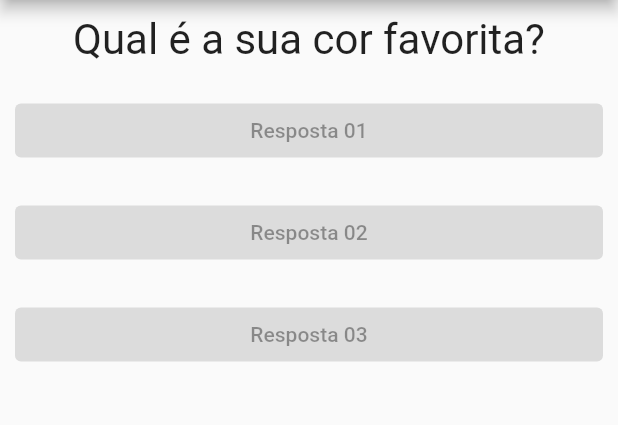
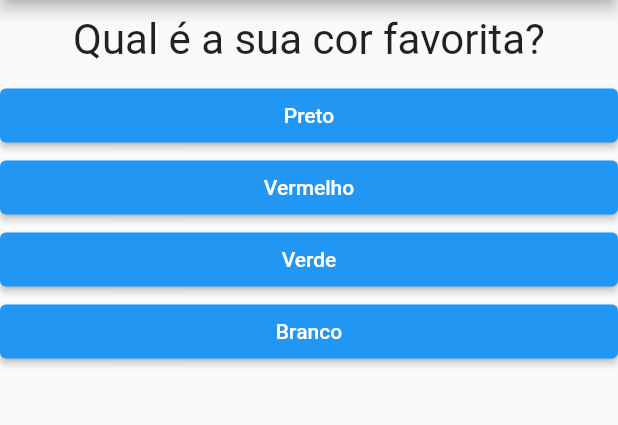
Before and after one commit to aliciamarianne1507/projeto_perguntas, a Flutter app: the screen it shows after launch, on a phone screen of 412 x 824 dp, the part 84-509 px from its top. Run offline on Flutter 3.47's test engine with Material 2 defaults, Android fonts, the phone set to English and light mode, and no system bars; Roboto replaces fonts that are missing (Arial).

Commit message:
Forma imperativa

```diff
--- a/lib/main.dart
+++ b/lib/main.dart
@@ -13,26 +13,38 @@ class _PerguntaAppState extends State<PerguntaApp> {
     setState(() {
       _perguntaSelecionada++;
     });
-    print(_perguntaSelecionada);
   }
 
   @override
   Widget build(BuildContext context) {
-    final List<String> perguntas = [
-      'Qual é a sua cor favorita?',
-      'Qual é o seu animal favorito?'
+    final List<Map> perguntas = [
+      {
+        'texto': 'Qual é a sua cor favorita?',
+        'respostas': ['Preto', 'Vermelho', 'Verde', 'Branco']
+      },
+      {
+        'texto': 'Qual é o seu animal favorito?',
+        'respostas': ['Coelho', 'Cobra', 'Elefante', 'Leão']
+      },
+      {
+        'texto': 'Qual é o seu instrutor favorito?',
+        'respostas': ['Maria', 'Joao', 'Leo', 'Pedro']
+      }
     ];
+
+    List<Widget> respostas = [];
+    for (var textoResp in perguntas[_perguntaSelecionada]['respostas']) {
+      respostas.add(Resposta(textoResp, _responder));
+    }
     return MaterialApp(
       home: Scaffold(
         appBar: AppBar(
           title: Text('Perguntas'),
         ),
         body: Column(
-          children: [
-            Questao(perguntas[_perguntaSelecionada]),
-            Resposta('Resposta 01'),
-            Resposta('Resposta 02'),
-            Resposta('Resposta 03')
+          children: <Widget>[
+            Questao(perguntas[_perguntaSelecionada]['texto']),
+            ...respostas
           ],
         ),
       ),
@@ -41,6 +53,7 @@ class _PerguntaAppState extends State<PerguntaApp> {
 }
 
 class PerguntaApp extends StatefulWidget {
+  @override
   _PerguntaAppState createState() {
     return _PerguntaAppState();
   }
--- a/lib/reposta.dart
+++ b/lib/reposta.dart
@@ -3,13 +3,19 @@ import 'package:flutter/material.dart';
 class Resposta extends StatelessWidget {
   final String buttonText;
 
-  Resposta(this.buttonText);
+  final void Function() whenSelected;
+
+  Resposta(this.buttonText, this.whenSelected);
   @override
   Widget build(BuildContext context) {
     return Container(
-      width: double.infinity,
-      margin: EdgeInsets.all(10),
-      child: (ElevatedButton(onPressed: null, child: Text(buttonText))),
-    );
+        width: double.infinity,
+        child: ElevatedButton(
+            style: TextButton.styleFrom(
+              foregroundColor: Colors.white,
+              backgroundColor: Colors.blue,
+            ),
+            onPressed: whenSelected,
+            child: Text(buttonText)));
   }
 }
```
